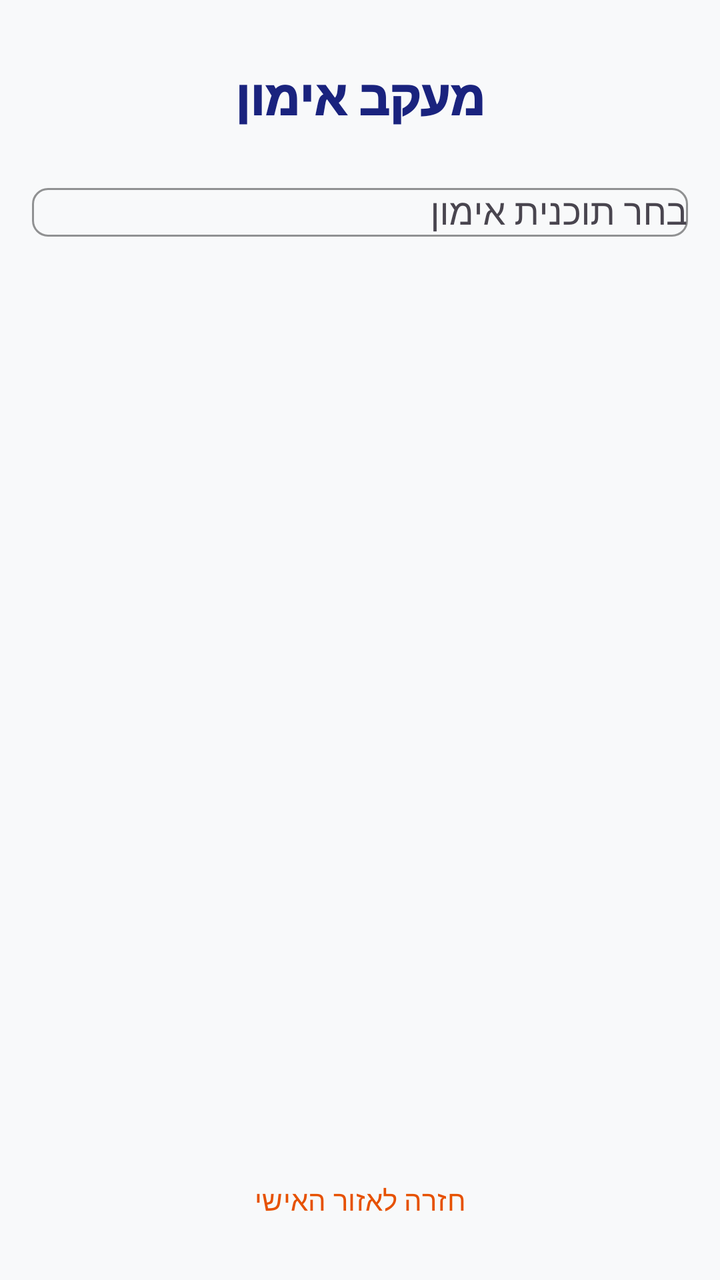
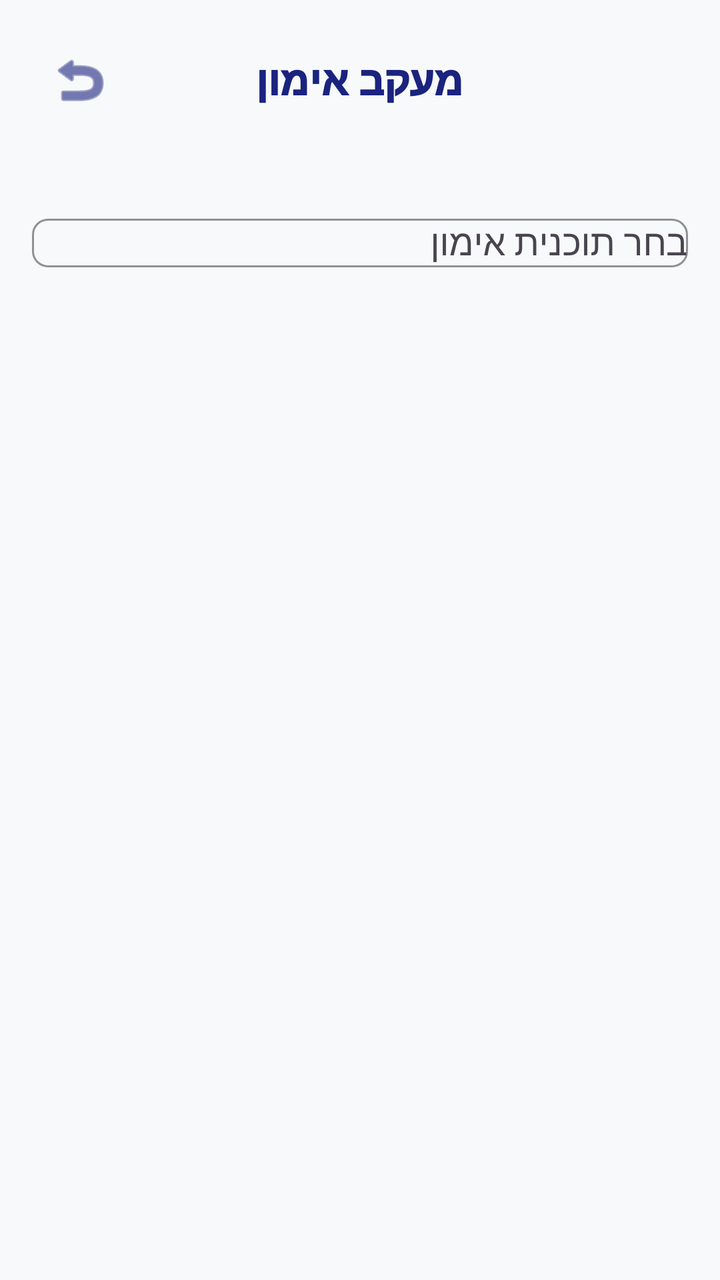

Compare the two renders of this Android layout. The source of the first and the diff that turns it into the second are given below.
<!-- AndroidManifest.xml: application theme Theme.Gym_calender10 -->
<!-- res/layout/activity_track_workout.xml -->
<?xml version="1.0" encoding="utf-8"?>
<FrameLayout xmlns:android="http://schemas.android.com/apk/res/android"
    xmlns:app="http://schemas.android.com/apk/res-auto"
    xmlns:tools="http://schemas.android.com/tools"
    android:layout_width="match_parent"
    android:layout_height="match_parent"
    android:background="@color/backgroundColor">

    <androidx.constraintlayout.widget.ConstraintLayout
        android:layout_width="match_parent"
        android:layout_height="match_parent"
        android:padding="16dp">

        <TextView
            android:id="@+id/tvHeader"
            android:layout_width="wrap_content"
            android:layout_height="wrap_content"
            android:layout_marginTop="16dp"
            android:fontFamily="sans-serif-black"
            android:text="מעקב אימון"
            android:textColor="@color/primaryColor"
            android:textSize="24sp"
            app:layout_constraintEnd_toEndOf="parent"
            app:layout_constraintStart_toStartOf="parent"
            app:layout_constraintTop_toTopOf="parent" />

        <com.google.android.material.textfield.TextInputLayout
            android:id="@+id/tilPlan"
            style="@style/AppTextInputLayout"
            android:layout_width="0dp"
            android:layout_height="wrap_content"
            android:layout_marginTop="24dp"
            android:hint="בחר תוכנית אימון"
            app:layout_constraintEnd_toEndOf="parent"
            app:layout_constraintStart_toStartOf="parent"
            app:layout_constraintTop_toBottomOf="@+id/tvHeader">

            <AutoCompleteTextView
                android:id="@+id/autoCompletePlan"
                android:layout_width="match_parent"
                android:layout_height="wrap_content"
                android:inputType="none"
                android:textColor="@color/primaryTextColor" />
        </com.google.android.material.textfield.TextInputLayout>

        <androidx.recyclerview.widget.RecyclerView
            android:id="@+id/rvWorkoutExercises"
            android:layout_width="0dp"
            android:layout_height="0dp"
            android:layout_marginTop="16dp"
            android:layout_marginBottom="16dp"
            app:layout_constraintBottom_toTopOf="@+id/btnSaveWorkout"
            app:layout_constraintEnd_toEndOf="parent"
            app:layout_constraintStart_toStartOf="parent"
            app:layout_constraintTop_toBottomOf="@+id/tilPlan"
            tools:listitem="@layout/item_workout_exercise" />

        <com.google.android.material.card.MaterialCardView
            android:id="@+id/cvTimer"
            style="@style/AppCard"
            android:layout_width="wrap_content"
            android:layout_height="wrap_content"
            android:layout_margin="16dp"
            android:visibility="gone"
            app:layout_constraintBottom_toTopOf="@+id/btnSaveWorkout"
            app:layout_constraintEnd_toEndOf="parent">

            <LinearLayout
                android:layout_width="wrap_content"
                android:layout_height="wrap_content"
                android:gravity="center"
                android:orientation="horizontal"
                android:paddingHorizontal="16dp"
                android:paddingVertical="8dp">

                <TextView
                    android:id="@+id/tvTimer"
                    android:layout_width="wrap_content"
                    android:layout_height="wrap_content"
                    android:fontFamily="sans-serif-black"
                    android:text="00:60"
                    android:textColor="@color/errorColor"
                    android:textSize="18sp" />

                <TextView
                    android:layout_width="wrap_content"
                    android:layout_height="wrap_content"
                    android:layout_marginStart="8dp"
                    android:text="מנוחה"
                    android:textColor="@color/secondaryTextColor" />
            </LinearLayout>
        </com.google.android.material.card.MaterialCardView>

        <com.google.android.material.button.MaterialButton
            android:id="@+id/btnSaveWorkout"
            android:layout_width="match_parent"
            android:layout_height="60dp"
            android:text="שמור אימון"
            android:visibility="gone"
            app:cornerRadius="16dp"
            app:layout_constraintBottom_toTopOf="@+id/btnBackToDashboard"
            app:layout_constraintEnd_toEndOf="parent"
            app:layout_constraintStart_toStartOf="parent" />

        <com.google.android.material.button.MaterialButton
            android:id="@+id/btnBackToDashboard"
            style="@style/Widget.Material3.Button.TextButton"
            android:layout_width="wrap_content"
            android:layout_height="wrap_content"
            android:text="חזרה לאזור האישי"
            android:textColor="@color/secondaryColor"
            app:layout_constraintBottom_toBottomOf="parent"
            app:layout_constraintEnd_toEndOf="parent"
            app:layout_constraintStart_toStartOf="parent" />

    </androidx.constraintlayout.widget.ConstraintLayout>

</FrameLayout>
<!-- res/layout/item_workout_exercise.xml (included above) -->
<?xml version="1.0" encoding="utf-8"?>
<androidx.cardview.widget.CardView xmlns:android="http://schemas.android.com/apk/res/android"
    xmlns:app="http://schemas.android.com/apk/res-auto"
    android:layout_width="match_parent"
    android:layout_height="wrap_content"
    android:layout_marginVertical="4dp"
    app:cardCornerRadius="12dp"
    app:cardElevation="2dp">

    <androidx.constraintlayout.widget.ConstraintLayout
        android:layout_width="match_parent"
        android:layout_height="wrap_content"
        android:padding="16dp">

        <TextView
            android:id="@+id/tvExerciseName"
            android:layout_width="0dp"
            android:layout_height="wrap_content"
            android:fontFamily="sans-serif-medium"
            android:text="שם התרגיל"
            android:textColor="#333333"
            android:textSize="18sp"
            app:layout_constraintBottom_toBottomOf="parent"
            app:layout_constraintEnd_toStartOf="@+id/llEntryTrigger"
            app:layout_constraintStart_toStartOf="parent"
            app:layout_constraintTop_toTopOf="parent" />

        <LinearLayout
            android:id="@+id/llEntryTrigger"
            android:layout_width="wrap_content"
            android:layout_height="wrap_content"
            android:orientation="horizontal"
            app:layout_constraintBottom_toBottomOf="parent"
            app:layout_constraintEnd_toEndOf="parent"
            app:layout_constraintTop_toTopOf="parent">

            <com.google.android.material.card.MaterialCardView
                android:layout_width="80dp"
                android:layout_height="wrap_content"
                android:layout_marginEnd="8dp"
                app:cardBackgroundColor="#EEEEEE"
                app:cardCornerRadius="8dp"
                app:cardElevation="0dp">

                <TextView
                    android:id="@+id/tvWeightDisplay"
                    android:layout_width="match_parent"
                    android:layout_height="wrap_content"
                    android:gravity="center"
                    android:padding="8dp"
                    android:text="--"
                    android:textColor="#333333"
                    android:textSize="16sp" />
            </com.google.android.material.card.MaterialCardView>

            <com.google.android.material.card.MaterialCardView
                android:layout_width="60dp"
                android:layout_height="wrap_content"
                app:cardBackgroundColor="#EEEEEE"
                app:cardCornerRadius="8dp"
                app:cardElevation="0dp">

                <TextView
                    android:id="@+id/tvRepsDisplay"
                    android:layout_width="match_parent"
                    android:layout_height="wrap_content"
                    android:gravity="center"
                    android:padding="8dp"
                    android:text="--"
                    android:textColor="#333333"
                    android:textSize="16sp" />
            </com.google.android.material.card.MaterialCardView>

        </LinearLayout>

    </androidx.constraintlayout.widget.ConstraintLayout>

</androidx.cardview.widget.CardView>
<!-- resources referenced by this layout -->
<resources>
  <color name="backgroundColor">#F8F9FA</color>
  <color name="errorColor">#D32F2F</color>
  <color name="primaryColor">#1A237E</color>
  <color name="primaryTextColor">#121212</color>
  <color name="secondaryColor">#E65100</color>
  <color name="secondaryTextColor">#455A64</color>
  <style name="AppCard" parent="Widget.Material3.CardView.Elevated">
          <item name="cardBackgroundColor">@color/cardBackground</item>
          <item name="cardElevation">4dp</item>
          <item name="cardCornerRadius">16dp</item>
          <item name="shapeAppearance">@style/ShapeAppearance.App.MediumComponent</item>
      </style>
  <style name="AppTextInputLayout" parent="Widget.Material3.TextInputLayout.OutlinedBox">
          <item name="boxStrokeColor">@color/primaryColor</item>
          <item name="boxCornerRadiusTopStart">8dp</item>
          <item name="boxCornerRadiusTopEnd">8dp</item>
          <item name="boxCornerRadiusBottomStart">8dp</item>
          <item name="boxCornerRadiusBottomEnd">8dp</item>
      </style>
  <style name="Theme.Gym_calender10" parent="Theme.Material3.Light.NoActionBar">
          
          <item name="colorPrimary">@color/primaryColor</item>
          <item name="colorPrimaryVariant">@color/primaryDarkColor</item>
          <item name="colorOnPrimary">@color/whiteTextColor</item>
  
          
          <item name="colorSecondary">@color/secondaryColor</item>
          <item name="colorSecondaryVariant">@color/secondaryDarkColor</item>
          <item name="colorOnSecondary">@color/whiteTextColor</item>
  
          
          <item name="android:statusBarColor">@color/primaryDarkColor</item>
  
          
          <item name="android:windowBackground">@color/backgroundColor</item>
          <item name="colorSurface">@color/surfaceColor</item>
          <item name="colorOnSurface">@color/primaryTextColor</item>
  
          
          <item name="materialButtonStyle">@style/AppButton</item>
          <item name="textInputStyle">@style/AppTextInputLayout</item>
          <item name="materialCardViewStyle">@style/AppCard</item>
  
          <item name="bottomSheetDialogTheme">@style/AppBottomSheetDialogTheme</item>
      </style>
  <color name="cardBackground">#FFFFFF</color>
  <style name="ShapeAppearance.App.MediumComponent" parent="ShapeAppearance.Material3.MediumComponent">
          <item name="cornerFamily">rounded</item>
          <item name="cornerSize">12dp</item>
      </style>
  <color name="primaryDarkColor">#000051</color>
  <color name="whiteTextColor">#FFFFFF</color>
  <color name="secondaryDarkColor">#BF360C</color>
  <color name="surfaceColor">#FFFFFF</color>
  <style name="AppButton" parent="Widget.Material3.Button">
          <item name="android:insetTop">0dp</item>
          <item name="android:insetBottom">0dp</item>
          <item name="shapeAppearance">@style/ShapeAppearance.App.MediumComponent</item>
      </style>
  <style name="AppBottomSheetDialogTheme" parent="Theme.Design.Light.BottomSheetDialog">
          <item name="bottomSheetStyle">@style/AppBottomSheetStyle</item>
      </style>
  <style name="AppBottomSheetStyle" parent="Widget.Design.BottomSheet.Modal">
          <item name="android:background">@android:color/transparent</item>
      </style>
</resources>

<!-- the commit's change to res/layout/activity_track_workout.xml (unified diff, before → after) -->
@@ -8,21 +8,34 @@
 
     <androidx.constraintlayout.widget.ConstraintLayout
         android:layout_width="match_parent"
-        android:layout_height="match_parent"
-        android:padding="16dp">
-
-        <TextView
-            android:id="@+id/tvHeader"
-            android:layout_width="wrap_content"
-            android:layout_height="wrap_content"
-            android:layout_marginTop="16dp"
-            android:fontFamily="sans-serif-black"
-            android:text="מעקב אימון"
-            android:textColor="@color/primaryColor"
-            android:textSize="24sp"
-            app:layout_constraintEnd_toEndOf="parent"
-            app:layout_constraintStart_toStartOf="parent"
-            app:layout_constraintTop_toTopOf="parent" />
+        android:layout_height="match_parent">
+
+        <FrameLayout
+            android:id="@+id/topBar"
+            android:layout_width="match_parent"
+            android:layout_height="wrap_content"
+            android:padding="16dp"
+            app:layout_constraintTop_toTopOf="parent">
+
+            <ImageButton
+                android:id="@+id/btnBackToDashboard"
+                android:layout_width="48dp"
+                android:layout_height="48dp"
+                android:layout_gravity="start|center_vertical"
+                android:background="?attr/selectableItemBackgroundBorderless"
+                android:src="@android:drawable/ic_menu_revert"
+                app:tint="@color/primaryColor"
+                android:contentDescription="חזרה" />
+
+            <TextView
+                android:layout_width="wrap_content"
+                android:layout_height="wrap_content"
+                android:layout_gravity="center"
+                android:text="מעקב אימון"
+                android:textColor="@color/primaryColor"
+                android:textSize="20sp"
+                android:fontFamily="sans-serif-black" />
+        </FrameLayout>
 
         <com.google.android.material.textfield.TextInputLayout
             android:id="@+id/tilPlan"
@@ -30,10 +43,11 @@
             android:layout_width="0dp"
             android:layout_height="wrap_content"
             android:layout_marginTop="24dp"
+            android:layout_marginHorizontal="16dp"
             android:hint="בחר תוכנית אימון"
             app:layout_constraintEnd_toEndOf="parent"
             app:layout_constraintStart_toStartOf="parent"
-            app:layout_constraintTop_toBottomOf="@+id/tvHeader">
+            app:layout_constraintTop_toBottomOf="@+id/topBar">
 
             <AutoCompleteTextView
                 android:id="@+id/autoCompletePlan"
@@ -95,20 +109,10 @@
             android:id="@+id/btnSaveWorkout"
             android:layout_width="match_parent"
             android:layout_height="60dp"
+            android:layout_margin="16dp"
             android:text="שמור אימון"
             android:visibility="gone"
             app:cornerRadius="16dp"
-            app:layout_constraintBottom_toTopOf="@+id/btnBackToDashboard"
-            app:layout_constraintEnd_toEndOf="parent"
-            app:layout_constraintStart_toStartOf="parent" />
-
-        <com.google.android.material.button.MaterialButton
-            android:id="@+id/btnBackToDashboard"
-            style="@style/Widget.Material3.Button.TextButton"
-            android:layout_width="wrap_content"
-            android:layout_height="wrap_content"
-            android:text="חזרה לאזור האישי"
-            android:textColor="@color/secondaryColor"
             app:layout_constraintBottom_toBottomOf="parent"
             app:layout_constraintEnd_toEndOf="parent"
             app:layout_constraintStart_toStartOf="parent" />
